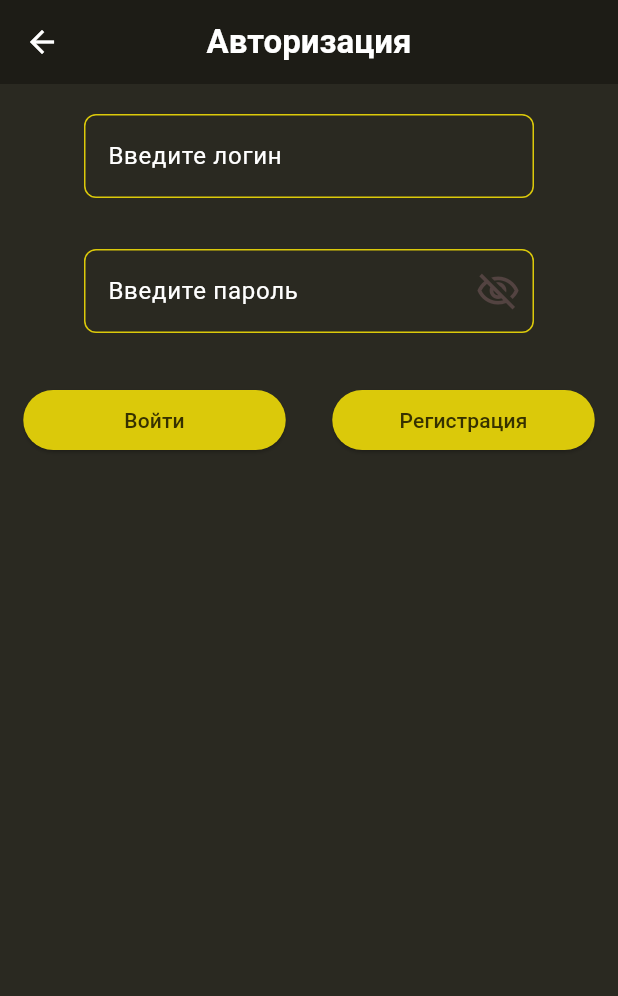
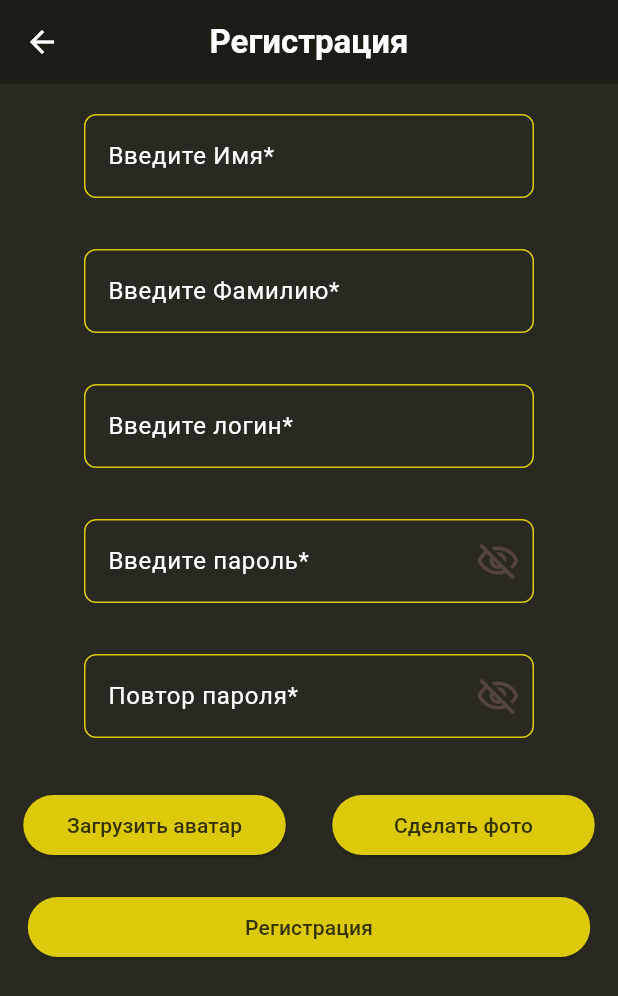
Before and after one commit to Ilya-Chayka99/university_assignment_from_Flutter, a Flutter app: the LoginScreen screen opened by its route, after a tap on "Регистрация", on a phone screen of 412 x 824 dp. Shown: the top 996 px of the screen. Run offline on Flutter 3.47's test engine with Material 3 defaults, Android fonts, the phone set to English and light mode, and no system bars; our stand-ins replace dio, hive_flutter, image_picker, pedometer, permission_handler; accounts and stored records are empty.

Commit message:
Регистрация + загрузка фото из галереии или камеры

```diff
--- a/lib/features/task_5/login.dart
+++ b/lib/features/task_5/login.dart
@@ -190,7 +190,7 @@ class _LoginScreenState extends State<LoginScreen> {
                           style: ElevatedButton.styleFrom(backgroundColor: const Color.fromARGB(255, 219, 201, 10)),
                           onPressed: () {
                             setState(() {
-
+                              Navigator.of(context).pushNamed('/register');
                             });
                           },
                           child: const Text('Регистрация',style: TextStyle(
--- /dev/null
+++ b/lib/features/task_5/register.dart
@@ -0,0 +1,441 @@
+
+
+import 'dart:io';
+
+import 'package:flutter/material.dart';
+import 'package:image_picker/image_picker.dart';
+
+class RegisterScreen extends StatefulWidget {
+  const RegisterScreen({super.key});
+
+  @override
+  State<RegisterScreen> createState() => _RegisterScreenState();
+}
+
+class _RegisterScreenState extends State<RegisterScreen> {
+  final _formKey = GlobalKey<FormState>();
+  final nameController = TextEditingController();
+  final surnameController = TextEditingController();
+  final loginController = TextEditingController();
+  final passController = TextEditingController();
+  bool passwordVisibility = false;
+  File? image;
+
+  Future pickImage(ImageSource source) async {
+    final XFile? image = await ImagePicker().pickImage(source: source);
+    if(image == null) return;
+    final imageTemporary = File(image.path);
+    setState(() {
+      this.image = imageTemporary;
+    });
+  }
+
+  @override
+  Widget build(BuildContext context) {
+    return Scaffold(
+      appBar: AppBar(
+        backgroundColor: const Color.fromARGB(255, 29, 28, 22),
+         iconTheme: const IconThemeData(color: Color.fromARGB(255, 255, 255, 255)),
+            centerTitle: true,
+        title: const Text("Регистрация",style:TextStyle(
+          color: Color.fromARGB(255, 255, 255, 255),
+          fontWeight: FontWeight.w700,
+        ),),
+      ),
+      body:ListView(
+        children: [Form(
+          key: _formKey,
+            child: Center(
+              child: Column(
+                children: [
+                  Padding(
+                    padding: const EdgeInsets.only(top: 20),
+                    child: Column(
+                      mainAxisAlignment: MainAxisAlignment.spaceAround,
+                      children: [
+                        SizedBox(
+                          width: 300,
+                          height: 70,
+                          child: TextFormField(
+                            onChanged: (_) => {
+                              setState(() {}),
+                            },
+                            decoration: InputDecoration(
+                               labelText: 'Введите Имя*',
+                               labelStyle: const TextStyle(
+                                color: Colors.white
+                               ),
+                               suffixIcon: nameController.text.isNotEmpty?
+                                InkWell(
+                                  onTap: (){
+                                    nameController.clear();
+                                    setState(() {});
+                                  },
+                                  child: const Icon(Icons.clear,size: 30,color: Colors.white,),
+                                ):null,
+                                enabledBorder:  OutlineInputBorder(
+                                    borderSide: const BorderSide(
+                                    width: 1, color: Color.fromARGB(255, 219, 201, 10)),
+                                borderRadius: BorderRadius.circular(8),
+                              ),
+                              focusedBorder: OutlineInputBorder(
+                              borderSide: const BorderSide(
+                                width: 1, color: Color.fromARGB(255, 219, 201, 10)
+                              ),
+                              borderRadius: BorderRadius.circular(8),
+                            ),
+                            errorBorder: OutlineInputBorder(
+                              borderSide: const BorderSide(
+                                width: 1, color: Color.fromARGB(255, 219, 201, 10)
+                              ),
+                              borderRadius: BorderRadius.circular(8),
+                            ),
+                            focusedErrorBorder: OutlineInputBorder(
+                              borderSide: const BorderSide(
+                                width: 1, color: Color.fromARGB(255, 219, 201, 10)
+                              ),
+                              borderRadius: BorderRadius.circular(8),
+                            ),
+                            ),
+                            style: const TextStyle(
+                              color: Color.fromARGB(255, 255, 255, 255),
+                            ),
+                            controller: nameController,
+                            validator: (value) {
+                              if(value == null || value.isEmpty || value.replaceAll(' ', '') == '') return "Поле имени не может быть пустым!!!";
+                              return null;
+                            },
+                          )
+                        )
+                      ],
+                    ),
+                  ),
+                  Padding(
+                    padding: const EdgeInsets.only(top: 20),
+                    child: Column(
+                      mainAxisAlignment: MainAxisAlignment.spaceAround,
+                      children: [
+                        SizedBox(
+                          width: 300,
+                          height: 70,
+                          child: TextFormField(
+                            onChanged: (_) => {
+                              setState(() {}),
+                            },
+                            decoration: InputDecoration(
+                               labelText: 'Введите Фамилию*',
+                               labelStyle: const TextStyle(
+                                color: Colors.white
+                               ),
+                               suffixIcon: surnameController.text.isNotEmpty?
+                                InkWell(
+                                  onTap: (){
+                                    surnameController.clear();
+                                    setState(() {});
+                                  },
+                                  child: const Icon(Icons.clear,size: 30,color: Colors.white,),
+                                ):null,
+                                enabledBorder:  OutlineInputBorder(
+                                    borderSide: const BorderSide(
+                                    width: 1, color: Color.fromARGB(255, 219, 201, 10)),
+                                borderRadius: BorderRadius.circular(8),
+                              ),
+                              focusedBorder: OutlineInputBorder(
+                              borderSide: const BorderSide(
+                                width: 1, color: Color.fromARGB(255, 219, 201, 10)
+                              ),
+                              borderRadius: BorderRadius.circular(8),
+                            ),
+                            errorBorder: OutlineInputBorder(
+                              borderSide: const BorderSide(
+                                width: 1, color: Color.fromARGB(255, 219, 201, 10)
+                              ),
+                              borderRadius: BorderRadius.circular(8),
+                            ),
+                            focusedErrorBorder: OutlineInputBorder(
+                              borderSide: const BorderSide(
+                                width: 1, color: Color.fromARGB(255, 219, 201, 10)
+                              ),
+                              borderRadius: BorderRadius.circular(8),
+                            ),
+                            ),
+                            style: const TextStyle(
+                              color: Color.fromARGB(255, 255, 255, 255),
+                            ),
+                            controller: surnameController,
+                            validator: (value) {
+                              if(value == null || value.isEmpty || value.replaceAll(' ', '') == '') return "Поле фамилии не может быть пустым!!!";
+                              return null;
+                            },
+                          )
+                        )
+                      ],
+                    ),
+                  ),
+                  Padding(
+                    padding: const EdgeInsets.only(top: 20),
+                    child: Column(
+                      mainAxisAlignment: MainAxisAlignment.spaceAround,
+                      children: [
+                        SizedBox(
+                          width: 300,
+                          height: 70,
+                          child: TextFormField(
+                            onChanged: (_) => {
+                              setState(() {}),
+                            },
+                            decoration: InputDecoration(
+                               labelText: 'Введите логин*',
+                               labelStyle: const TextStyle(
+                                color: Colors.white
+                               ),
+                               suffixIcon: loginController.text.isNotEmpty?
+                                InkWell(
+                                  onTap: (){
+                                    loginController.clear();
+                                    setState(() {});
+                                  },
+                                  child: const Icon(Icons.clear,size: 30,color: Colors.white,),
+                                ):null,
+                                enabledBorder:  OutlineInputBorder(
+                                    borderSide: const BorderSide(
+                                    width: 1, color: Color.fromARGB(255, 219, 201, 10)),
+                                borderRadius: BorderRadius.circular(8),
+                              ),
+                              focusedBorder: OutlineInputBorder(
+                              borderSide: const BorderSide(
+                                width: 1, color: Color.fromARGB(255, 219, 201, 10)
+                              ),
+                              borderRadius: BorderRadius.circular(8),
+                            ),
+                            errorBorder: OutlineInputBorder(
+                              borderSide: const BorderSide(
+                                width: 1, color: Color.fromARGB(255, 219, 201, 10)
+                              ),
+                              borderRadius: BorderRadius.circular(8),
+                            ),
+                            focusedErrorBorder: OutlineInputBorder(
+                              borderSide: const BorderSide(
+                                width: 1, color: Color.fromARGB(255, 219, 201, 10)
+                              ),
+                              borderRadius: BorderRadius.circular(8),
+                            ),
+                            ),
+                            style: const TextStyle(
+                              color: Color.fromARGB(255, 255, 255, 255),
+                            ),
+                            controller: loginController,
+                            validator: (value) {
+                              if(value == null || value.isEmpty || value.replaceAll(' ', '') == '') return "Поле логина не может быть пустым!!!";
+                              return null;
+                            },
+                          )
+                        )
+                      ],
+                    ),
+                  ),
+                  Padding(
+                    padding: const EdgeInsets.only(top: 20),
+                    child: Column(
+                      mainAxisAlignment: MainAxisAlignment.spaceAround,
+                      children: [
+                        SizedBox(
+                          width: 300,
+                          height: 70,
+                          child: TextFormField(
+                            obscureText: !passwordVisibility,
+                            decoration: InputDecoration(
+                              labelText: 'Введите пароль*',
+                               labelStyle: const TextStyle(
+                                color: Colors.white
+                               ),
+                               suffixIcon: InkWell(
+                                  onTap: () => setState(
+                                    () => passwordVisibility = !passwordVisibility,
+                                  ),
+                                  focusNode: FocusNode(skipTraversal: true),
+                                  child: Icon(
+                                    passwordVisibility
+                                        ? Icons.visibility_outlined
+                                        : Icons.visibility_off_outlined,
+                                    size: 30,
+                                  ),
+                                ),
+                                enabledBorder:  OutlineInputBorder(
+                                    borderSide: const BorderSide(
+                                    width: 1, color: Color.fromARGB(255, 219, 201, 10)),
+                                borderRadius: BorderRadius.circular(8),
+                              ),
+                              focusedBorder: OutlineInputBorder(
+                              borderSide: const BorderSide(
+                                width: 1, color: Color.fromARGB(255, 219, 201, 10)
+                              ),
+                              borderRadius: BorderRadius.circular(8),
+                            ),
+                            errorBorder: OutlineInputBorder(
+                              borderSide: const BorderSide(
+                                width: 1, color: Color.fromARGB(255, 219, 201, 10)
+                              ),
+                              borderRadius: BorderRadius.circular(8),
+                            ),
+                            focusedErrorBorder: OutlineInputBorder(
+                              borderSide: const BorderSide(
+                                width: 1, color: Color.fromARGB(255, 219, 201, 10)
+                              ),
+                              borderRadius: BorderRadius.circular(8),
+                            ),
+                            ),
+                             style: const TextStyle(
+                              color: Color.fromARGB(255, 255, 255, 255),
+                            ),
+                            controller: passController,
+                            validator: (value) {
+                              if(value == null || value.isEmpty) return "Укажите пароль!";
+                              return null;
+                            },
+                          )
+                        )
+                      ],
+                    ),
+                  ),
+                   Padding(
+                    padding: const EdgeInsets.only(top: 20),
+                    child: Column(
+                      mainAxisAlignment: MainAxisAlignment.spaceAround,
+                      children: [
+                        SizedBox(
+                          width: 300,
+                          height: 70,
+                          child: TextFormField(
+                            obscureText: !passwordVisibility,
+                            decoration: InputDecoration(
+                              labelText: 'Повтор пароля*',
+                               labelStyle: const TextStyle(
+                                color: Colors.white
+                               ),
+                               suffixIcon: InkWell(
+                                  onTap: () => setState(
+                                    () => passwordVisibility = !passwordVisibility,
+                                  ),
+                                  focusNode: FocusNode(skipTraversal: true),
+                                  child: Icon(
+                                    passwordVisibility
+                                        ? Icons.visibility_outlined
+                                        : Icons.visibility_off_outlined,
+                                    size: 30,
+                                  ),
+                                ),
+                                enabledBorder:  OutlineInputBorder(
+                                    borderSide: const BorderSide(
+                                    width: 1, color: Color.fromARGB(255, 219, 201, 10)),
+                                borderRadius: BorderRadius.circular(8),
+                              ),
+                              focusedBorder: OutlineInputBorder(
+                              borderSide: const BorderSide(
+                                width: 1, color: Color.fromARGB(255, 219, 201, 10)
+                              ),
+                              borderRadius: BorderRadius.circular(8),
+                            ),
+                            errorBorder: OutlineInputBorder(
+                              borderSide: const BorderSide(
+                                width: 1, color: Color.fromARGB(255, 219, 201, 10)
+                              ),
+                              borderRadius: BorderRadius.circular(8),
+                            ),
+                            focusedErrorBorder: OutlineInputBorder(
+                              borderSide: const BorderSide(
+                                width: 1, color: Color.fromARGB(255, 219, 201, 10)
+                              ),
+                              borderRadius: BorderRadius.circular(8),
+                            ),
+                            ),
+                             style: const TextStyle(
+                              color: Color.fromARGB(255, 255, 255, 255),
+                            ),
+                            validator: (value) {
+                              if(value == null || value.isEmpty) return "Укажите пароль!";
+                              if(value != passController.text) return "Пароли не совпадают!";
+                              return null;
+                            },
+                          )
+                        )
+                      ],
+                    ),
+                  ),
+                  image != null?
+                    ClipOval(
+                      child: Image.file(
+                        image!,
+                        width: 100,
+                        height: 100,
+                        fit: BoxFit.cover,
+                      ),
+                    ):Container(),
+                  Padding(
+                    padding: const EdgeInsets.only(top: 20),
+                    child: Row(
+                      mainAxisAlignment: MainAxisAlignment.spaceAround,
+                      children: [
+                        SizedBox(
+                          width: 175,
+                          child: ElevatedButton(
+                            style: ElevatedButton.styleFrom(backgroundColor: const Color.fromARGB(255, 219, 201, 10)),
+                            onPressed: () {
+                              pickImage(ImageSource.gallery);
+                            },
+                            child: const Text('Загрузить аватар',style: TextStyle(
+                          color: Color.fromARGB(255, 54, 49, 0)
+                                              ),),
+                          ),
+                        ),
+                        SizedBox(
+                          width: 175,
+                          child: ElevatedButton(
+                            style: ElevatedButton.styleFrom(backgroundColor: const Color.fromARGB(255, 219, 201, 10)),
+                            onPressed: () {
+                              pickImage(ImageSource.camera);
+                            },
+                            child: const Text('Сделать фото',style: TextStyle(
+                          color: Color.fromARGB(255, 54, 49, 0)
+                                              ),),
+                          ),
+                        ),
+                      ],
+                    ),
+                  ),
+                  Padding(
+                    padding: const EdgeInsets.only(top: 20),
+                    child: Row(
+                      mainAxisAlignment: MainAxisAlignment.spaceAround,
+                      children: [
+                        SizedBox(
+                          width: 375,
+                          child: ElevatedButton(
+                            style: ElevatedButton.styleFrom(backgroundColor: const Color.fromARGB(255, 219, 201, 10)),
+                            onPressed: () {
+                              _formKey.currentState!.validate();
+                              if (_formKey.currentState!.validate()) {
+                                // Map<String,String> map = {
+                                //   'name':nameController.text,
+                                //   'ege':egeController.text,
+                                //   'gender':_gender.toString()
+                                // };
+                                // Navigator.of(context).pushNamed('/task-1-details',arguments:map);
+                              }
+                            },
+                            child: const Text('Регистрация',style: TextStyle(
+                          color: Color.fromARGB(255, 54, 49, 0)
+                                              ),),
+                          ),
+                        ),
+                      ],
+                    ),
+                  ),
+                ]
+              ),
+            )
+        ),]
+      ),
+    );
+  }
+}
--- a/lib/router/router.dart
+++ b/lib/router/router.dart
@@ -1,10 +1,10 @@
-
 
 import 'package:university_assignment/features/task_1_form/task_1_form.dart';
 import 'package:university_assignment/features/task_2_calculate/task_2_calculate.dart';
 import 'package:university_assignment/features/task_3_api/task_3_api.dart';
 import 'package:university_assignment/features/task_4/todoList.dart';
 import 'package:university_assignment/features/task_5/login.dart';
+import 'package:university_assignment/features/task_5/register.dart';
 import 'package:university_assignment/features/task_6_pedometer/pedometr.dart';
 import '../features/task_selection/task_selection.dart';
 
@@ -18,4 +18,5 @@ final routes = {
         '/task-4':(context) => const TodoList(),
         '/task-6':(context) => const PedomertScreen(),
         '/task-5':(context) => const LoginScreen(),
+        '/register':(context) => const RegisterScreen(),
       };
--- a/pubspec.yaml
+++ b/pubspec.yaml
@@ -17,6 +17,7 @@ dependencies:
   hive_flutter: any
   pedometer: ^4.0.1
   permission_handler: ^11.3.0
+  image_picker: ^1.0.7
 
 dev_dependencies:
   flutter_test:
```
Also changed, not shown: pubspec.lock, 6 other files.
